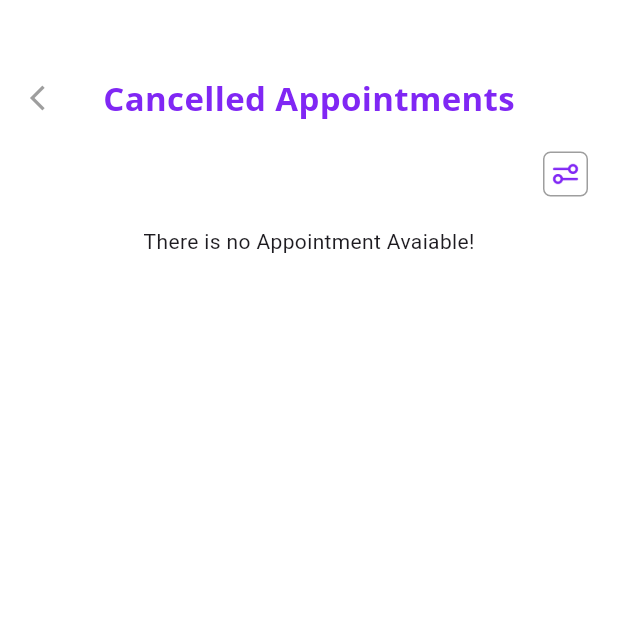
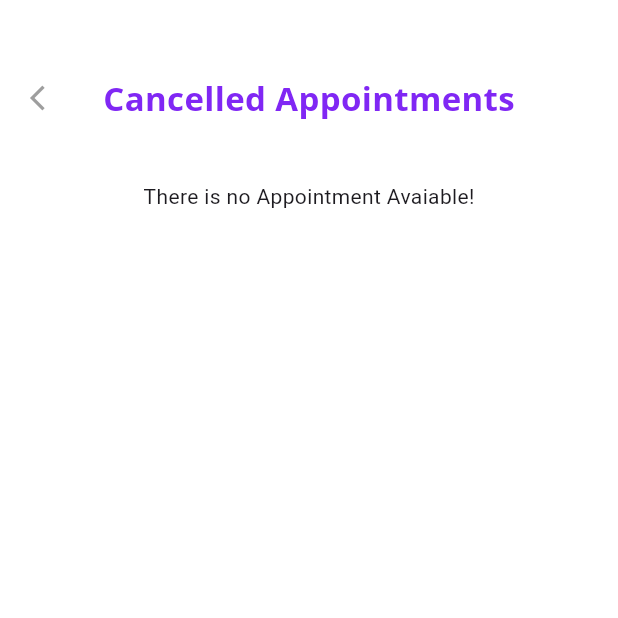
Before and after one commit to abdulmannankh21/starsmeetupuser-app, a Flutter app: the CancelledAppointmentScreen screen opened by its route, on a phone screen of 412 x 824 dp, the top half of it. Run offline on Flutter 3.47's test engine with Material 3 defaults, Android fonts, the phone set to English and light mode, and no system bars; our stand-ins replace chewie, cloud_firestore, country_picker, dropdown_button2, firebase_auth, firebase_core and 14 more; missing offline and left inert: agora_rtc_engine, country_codes, custom_date_range_picker, email_auth, just_waveform; accounts and stored records are empty.

Commit message:
13 MAY UPDATE

```diff
--- a/lib/Screens/AppointmentScreens/cancelled_appointments_screen.dart
+++ b/lib/Screens/AppointmentScreens/cancelled_appointments_screen.dart
@@ -79,32 +79,32 @@ class _CancelledAppointmentScreenState
               const SizedBox(
                 height: 20,
               ),
-              Align(
-                alignment: Alignment.centerRight,
-                child: GestureDetector(
-                  onTap: () {
-                    showCancelledPopUp(context);
-                  },
-                  child: Container(
-                    width: 30,
-                    height: 30,
-                    decoration: BoxDecoration(
-                      border: Border.all(
-                        color: Colors.grey,
-                      ),
-                      borderRadius: BorderRadius.circular(5.0),
-                    ),
-                    child: Center(
-                      child: Image.asset(
-                        "assets/filterIcon.png",
-                        width: 20,
-                        height: 20,
-                        color: purpleColor,
-                      ),
-                    ),
-                  ),
-                ),
-              ),
+              // Align(
+              //   alignment: Alignment.centerRight,
+              //   child: GestureDetector(
+              //     onTap: () {
+              //       showCancelledPopUp(context);
+              //     },
+              //     child: Container(
+              //       width: 30,
+              //       height: 30,
+              //       decoration: BoxDecoration(
+              //         border: Border.all(
+              //           color: Colors.grey,
+              //         ),
+              //         borderRadius: BorderRadius.circular(5.0),
+              //       ),
+              //       child: Center(
+              //         child: Image.asset(
+              //           "assets/filterIcon.png",
+              //           width: 20,
+              //           height: 20,
+              //           color: purpleColor,
+              //         ),
+              //       ),
+              //     ),
+              //   ),
+              // ),
               Column(
                 children: [
                   const SizedBox(
--- a/lib/main.dart
+++ b/lib/main.dart
@@ -5,6 +5,7 @@ import 'package:firebase_messaging/firebase_messaging.dart';
 import 'package:flutter/material.dart';
 import 'package:flutter/services.dart';
 import 'package:flutter_easyloading/flutter_easyloading.dart';
+import 'package:get_storage/get_storage.dart';
 import 'package:starsmeetupuser/video_call_screen_test.dart';
 
 import 'LocalStorage/shared_preferences.dart';
@@ -46,6 +47,7 @@ Future<void> main() async {
   await Firebase.initializeApp();
   FirebaseMessaging messaging = FirebaseMessaging.instance;
   await MyPreferences.instance.init();
+  await GetStorage.init();
   runApp(const MyApp());
 }
 
--- a/pubspec.yaml
+++ b/pubspec.yaml
@@ -69,6 +69,7 @@ dependencies:
   calendar_date_picker2: ^1.0.1
   firebase_messaging: ^14.9.1
   custom_date_range_picker: ^1.0.10
+  get_storage:
 
 dev_dependencies:
   flutter_test:
```
Also changed, not shown: lib/Screens/AppointmentScreens/appointment_screen.dart (+14 -1 lines), lib/Screens/HomeScreens/notifications_screen.dart (+9 -3 lines), pubspec.lock.
